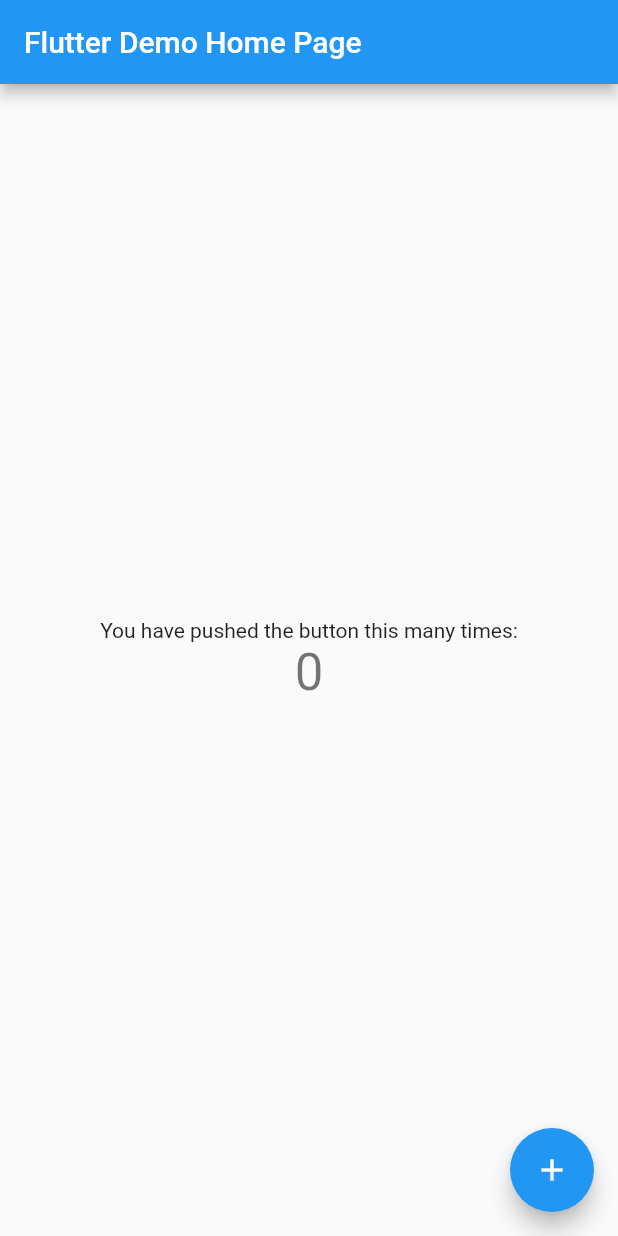
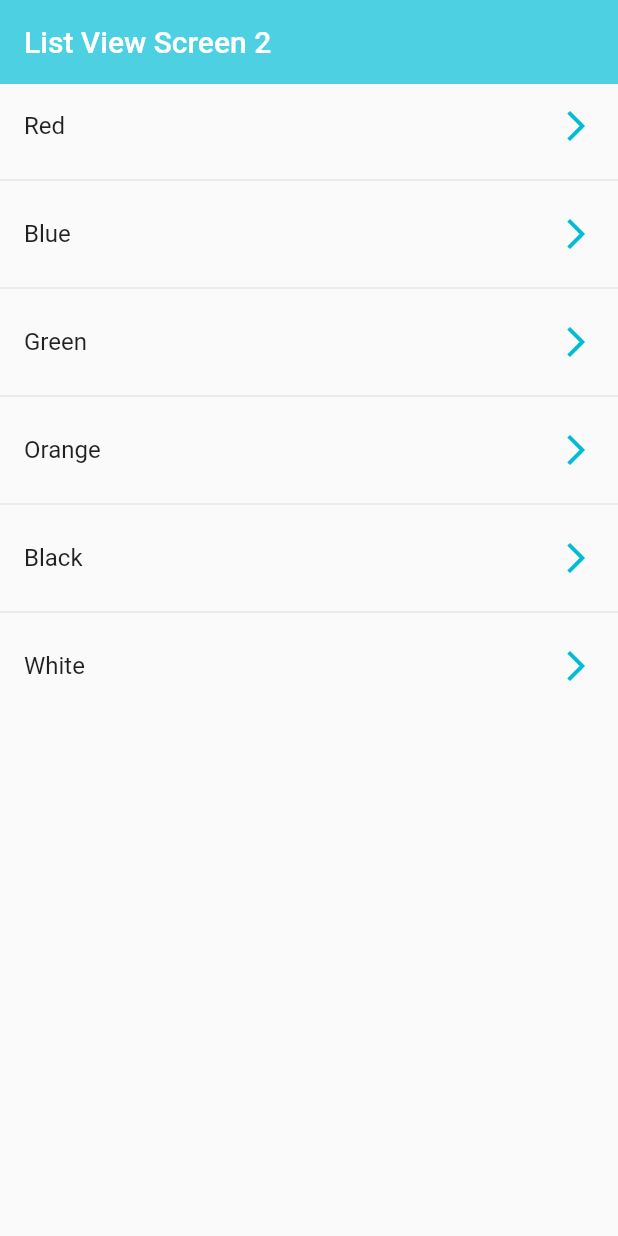
Before and after one commit to RancellTapia/Flutter-Training, a Flutter app: the screen it shows after launch, on a phone screen of 412 x 824 dp. Run offline on Flutter 3.47's test engine with Material 2 defaults, Android fonts, the phone set to English and light mode, and no system bars.

Commit message:
[ADD] Listviews was added

```diff
--- a/components_app/lib/main.dart
+++ b/components_app/lib/main.dart
@@ -1,115 +1,19 @@
 import 'package:flutter/material.dart';
 
-void main() {
-  runApp(const MyApp());
-}
+import 'package:components_app/screens/listview2.dart';
+
+void main() => runApp(MyApp());
 
 class MyApp extends StatelessWidget {
+
   const MyApp({Key? key}) : super(key: key);
 
-  // This widget is the root of your application.
   @override
   Widget build(BuildContext context) {
-    return MaterialApp(
-      title: 'Flutter Demo',
-      theme: ThemeData(
-        // This is the theme of your application.
-        //
-        // Try running your application with "flutter run". You'll see the
-        // application has a blue toolbar. Then, without quitting the app, try
-        // changing the primarySwatch below to Colors.green and then invoke
-        // "hot reload" (press "r" in the console where you ran "flutter run",
-        // or simply save your changes to "hot reload" in a Flutter IDE).
-        // Notice that the counter didn't reset back to zero; the application
-        // is not restarted.
-        primarySwatch: Colors.blue,
-      ),
-      home: const MyHomePage(title: 'Flutter Demo Home Page'),
+    return const MaterialApp(
+      debugShowCheckedModeBanner: false,
+      title: 'Material App',
+      home: ListviewScreen2()
     );
   }
 }
-
-class MyHomePage extends StatefulWidget {
-  const MyHomePage({Key? key, required this.title}) : super(key: key);
-
-  // This widget is the home page of your application. It is stateful, meaning
-  // that it has a State object (defined below) that contains fields that affect
-  // how it looks.
-
-  // This class is the configuration for the state. It holds the values (in this
-  // case the title) provided by the parent (in this case the App widget) and
-  // used by the build method of the State. Fields in a Widget subclass are
-  // always marked "final".
-
-  final String title;
-
-  @override
-  State<MyHomePage> createState() => _MyHomePageState();
-}
-
-class _MyHomePageState extends State<MyHomePage> {
-  int _counter = 0;
-
-  void _incrementCounter() {
-    setState(() {
-      // This call to setState tells the Flutter framework that something has
-      // changed in this State, which causes it to rerun the build method below
-      // so that the display can reflect the updated values. If we changed
-      // _counter without calling setState(), then the build method would not be
-      // called again, and so nothing would appear to happen.
-      _counter++;
-    });
-  }
-
-  @override
-  Widget build(BuildContext context) {
-    // This method is rerun every time setState is called, for instance as done
-    // by the _incrementCounter method above.
-    //
-    // The Flutter framework has been optimized to make rerunning build methods
-    // fast, so that you can just rebuild anything that needs updating rather
-    // than having to individually change instances of widgets.
-    return Scaffold(
-      appBar: AppBar(
-        // Here we take the value from the MyHomePage object that was created by
-        // the App.build method, and use it to set our appbar title.
-        title: Text(widget.title),
-      ),
-      body: Center(
-        // Center is a layout widget. It takes a single child and positions it
-        // in the middle of the parent.
-        child: Column(
-          // Column is also a layout widget. It takes a list of children and
-          // arranges them vertically. By default, it sizes itself to fit its
-          // children horizontally, and tries to be as tall as its parent.
-          //
-          // Invoke "debug painting" (press "p" in the console, choose the
-          // "Toggle Debug Paint" action from the Flutter Inspector in Android
-          // Studio, or the "Toggle Debug Paint" command in Visual Studio Code)
-          // to see the wireframe for each widget.
-          //
-          // Column has various properties to control how it sizes itself and
-          // how it positions its children. Here we use mainAxisAlignment to
-          // center the children vertically; the main axis here is the vertical
-          // axis because Columns are vertical (the cross axis would be
-          // horizontal).
-          mainAxisAlignment: MainAxisAlignment.center,
-          children: <Widget>[
-            const Text(
-              'You have pushed the button this many times:',
-            ),
-            Text(
-              '$_counter',
-              style: Theme.of(context).textTheme.headline4,
-            ),
-          ],
-        ),
-      ),
-      floatingActionButton: FloatingActionButton(
-        onPressed: _incrementCounter,
-        tooltip: 'Increment',
-        child: const Icon(Icons.add),
-      ), // This trailing comma makes auto-formatting nicer for build methods.
-    );
-  }
-}
--- /dev/null
+++ b/components_app/lib/screens/listview2.dart
@@ -0,0 +1,31 @@
+import 'package:flutter/material.dart';
+
+class ListviewScreen2 extends StatelessWidget {
+
+  final options = const ['Red', 'Blue', 'Green', 'Orange', 'Black', 'White'];
+
+  const ListviewScreen2({Key? key}) : super(key: key);
+
+  @override
+  Widget build(BuildContext context) {
+    return Scaffold(
+      appBar: AppBar(
+        title: const Text("List View Screen 2"),
+        elevation: 0,
+        backgroundColor: Colors.cyan[300],
+      ),
+      body: ListView.separated(
+        itemCount: options.length,
+        itemBuilder: (context, index) =>ListTile(
+            title: Text(options[index]),
+            trailing: const Icon(Icons.arrow_forward_ios, color: Colors.cyan),
+            onTap: () {
+              final color = options[index];
+              print(color);
+            },
+          ),
+        separatorBuilder: ( _ , __) => const Divider(),
+        )
+    );
+  }
+}
```
Also changed, not shown: components_app/lib/screens/listview.dart (added, +31 -0 lines).
